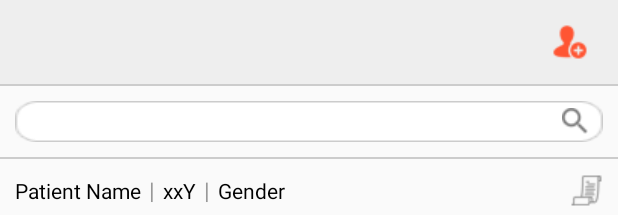
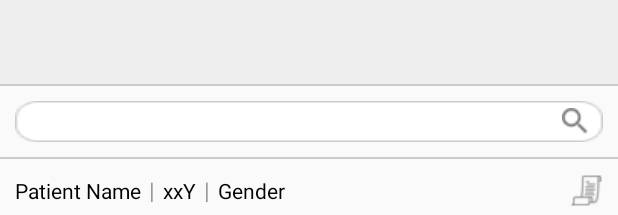
Before and after one commit to priyakmy/Queue_management-, an Android app: the layout activity_fill_cash_card.xml on its own in the app's theme, with its tools: preview values and no code run, on a phone screen of 412 x 824 dp. Shown: the top 215 px of the screen. Run offline under Robolectric (Android 15) with nearby library versions, the phone set to English and light mode, and no system bars.

Commit message:
set End OPD functionality.

```diff
--- a/app/src/main/java/com/mcura/jaideep/queuemanagement/Activity/CentralizedBillingActivity.java
+++ b/app/src/main/java/com/mcura/jaideep/queuemanagement/Activity/CentralizedBillingActivity.java
@@ -611,6 +611,9 @@ public class CentralizedBillingActivity extends AppCompatActivity implements Vie
         bill_summary = (ImageView) mToolbar.findViewById(R.id.bill_summary);
         iv_local_bill = (ImageView) findViewById(R.id.iv_local_bill);
         add_patient = (ImageView) mToolbar.findViewById(R.id.add_patient);
+        if(subTanentId==576 || subTanentId==587){
+            add_patient.setVisibility(View.GONE);
+        }
         serviceListSpinner = (Spinner) findViewById(R.id.service_type_spinner);
         appointment = (TextView) findViewById(R.id.appointment);
         queue_mgmt = (TextView) findViewById(R.id.queue_mgmt);
--- a/app/src/main/java/com/mcura/jaideep/queuemanagement/Activity/NewAppointmentActivity.java
+++ b/app/src/main/java/com/mcura/jaideep/queuemanagement/Activity/NewAppointmentActivity.java
@@ -213,6 +213,9 @@ public class NewAppointmentActivity extends AppCompatActivity implements View.On
         submit = (ImageButton) findViewById(R.id.submit);
         search = (ImageButton) findViewById(R.id.search);
         add = (ImageButton) findViewById(R.id.add);
+        if(subTanentId==576 || subTanentId==587){
+            add.setVisibility(View.GONE);
+        }
         cancel = (ImageButton) findViewById(R.id.new_appointment_cancel);
         appointmentName = (TextView) findViewById(R.id.appointment_name);
         appointmentName.setText(scheduleName);
--- a/app/src/main/java/com/mcura/jaideep/queuemanagement/Activity/QueueStatusActivity.java
+++ b/app/src/main/java/com/mcura/jaideep/queuemanagement/Activity/QueueStatusActivity.java
@@ -461,7 +461,7 @@ public class QueueStatusActivity extends AppCompatActivity implements View.OnCli
                 postStartOPD();
                 break;
             case R.id.tv_end_opd:
-                postEndOpd();
+                //postEndOpd();
                 break;
             case R.id.logout:
                 SharedPreferences.Editor editor = mSharedPreference.edit();
--- a/app/src/main/java/com/mcura/jaideep/queuemanagement/Activity/SearchPatientActivity.java
+++ b/app/src/main/java/com/mcura/jaideep/queuemanagement/Activity/SearchPatientActivity.java
@@ -80,6 +80,9 @@ public class SearchPatientActivity extends AppCompatActivity implements AdapterV
         Toolbar mToolbar = (Toolbar) findViewById(R.id.toolbar);
         ImageView hospital_logo = (ImageView) mToolbar.findViewById(R.id.hospital_logo);
         ImageView add_patient = (ImageView) mToolbar.findViewById(R.id.add_patient);
+        if(sub_tanent_id==576 || sub_tanent_id==587){
+            add_patient.setVisibility(View.GONE);
+        }
         add_patient.setOnClickListener(new View.OnClickListener() {
             @Override
             public void onClick(View v) {
--- a/app/src/main/java/com/mcura/jaideep/queuemanagement/retrofit/MCuraEndPointInterface.java
+++ b/app/src/main/java/com/mcura/jaideep/queuemanagement/retrofit/MCuraEndPointInterface.java
@@ -90,7 +90,7 @@ public interface MCuraEndPointInterface {
 
     //Generate_Token_Chart
     //Generate_Token_Chart_v1
-    @POST("/Generate_Token_Chart_v1")
+    @POST("/Generate_Token_Chart")
     void generate_Token_Chart(@Body JsonObject mObj, Callback<GenerateTokenResultModel> restCallback);
 
     @POST("/endOPD")
--- a/app/src/main/res/layout/activity_fill_cash_card.xml
+++ b/app/src/main/res/layout/activity_fill_cash_card.xml
@@ -33,7 +33,8 @@
             android:layout_height="wrap_content"
             android:layout_gravity="right"
             android:layout_marginRight="@dimen/margin_20"
-            android:src="@drawable/add_patient" />
+            android:src="@drawable/add_patient"
+            android:visibility="gone"/>
 
     </android.support.v7.widget.Toolbar>
     <View
```
